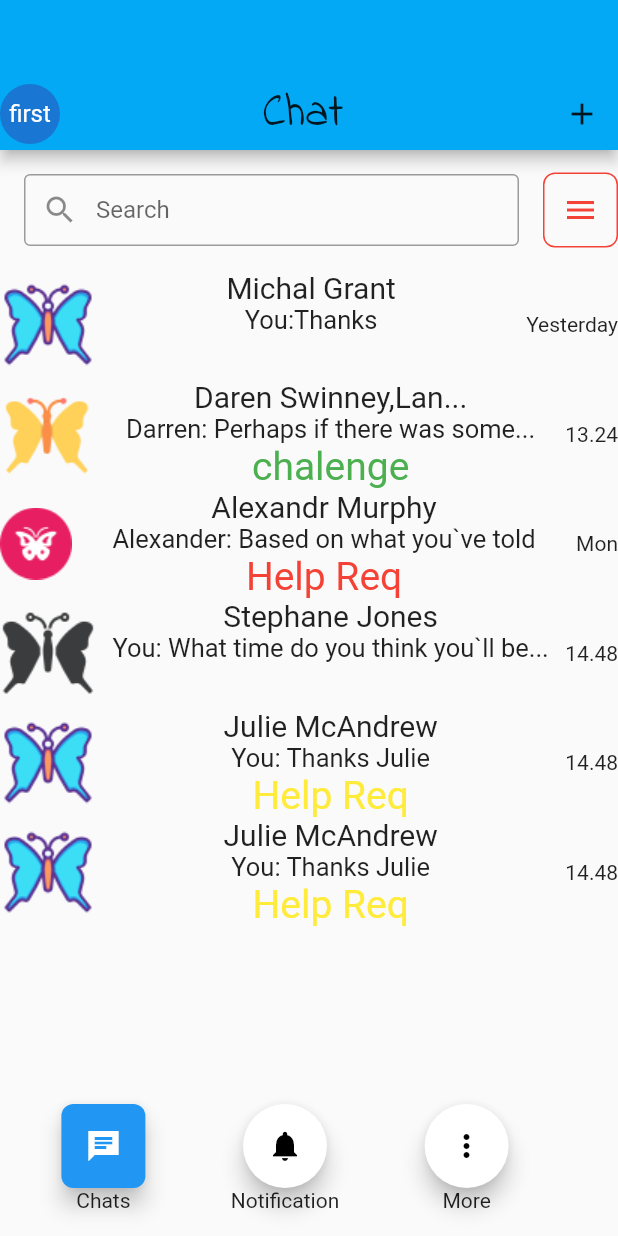
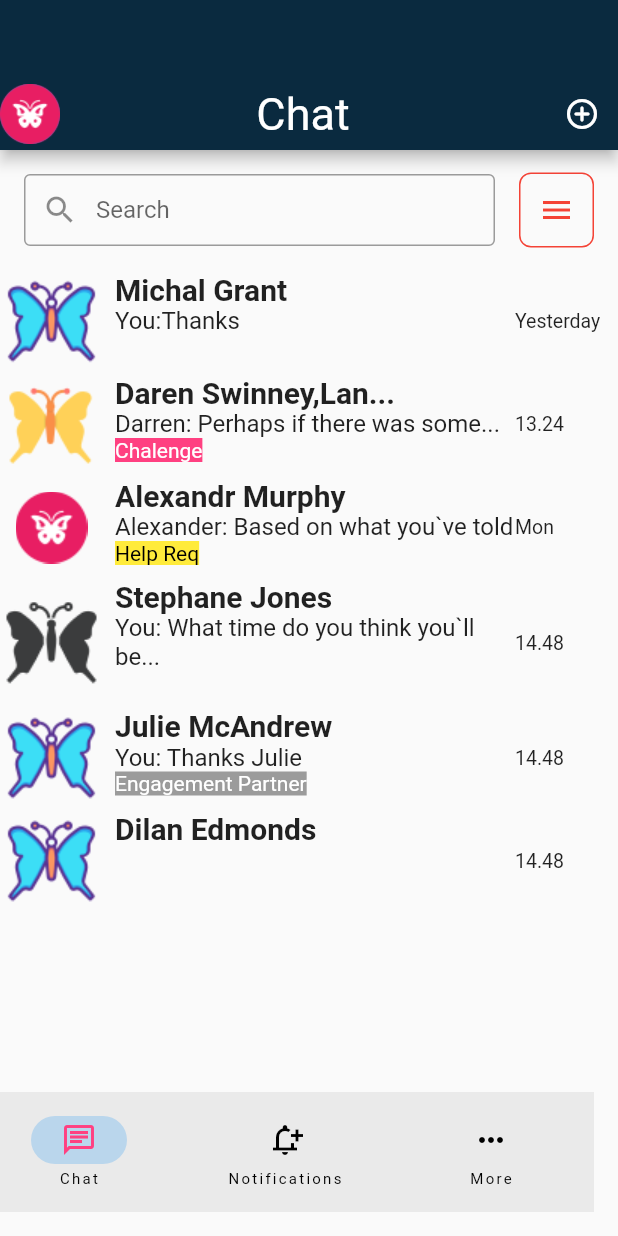
Before and after one commit to LightofDoctor/TestRepository, a Flutter app: the screen it shows after launch, on a phone screen of 412 x 824 dp. Run offline on Flutter 3.47's test engine with Material 2 defaults, Android fonts, the phone set to English and light mode, and no system bars; our stand-ins replace flutter_bloc.

Commit message:
Add Expanded, Container, Row, Colum

```diff
--- a/lib/chat_repository/chat_repo.dart
+++ b/lib/chat_repository/chat_repo.dart
@@ -19,49 +19,69 @@ class ChatRepository {
             'assets/icons/icons8-butterfly-64.png',
           ),
         ),
-        DateTime.now(),DataField(text: 'Yesterday'),
+        DateTime.now(),
+        DataField(text: 'Yesterday'),
         ColorMessage('', Colors.white),
-      ),
-
-
-      ChatModel([UserModel('Daren Swinney,Lan...', 'assets/icons/icons8-butterfly-64 (1).png')],
-        MessageModel('Darren: Perhaps if there was some...',
-            UserModel('Daren Swinney', 'assets/icons/icons8-butterfly-64 (1).png')),
-
-          DateTime.now(),DataField(text: '13.24'),
-
-          ColorMessage( 'chalenge', Colors.green),
-      ),
-      ChatModel([
-          UserModel('Alexandr Murphy', 'assets/icons/icons8-butterfly-48.png')],
-          MessageModel('Alexander: Based on what you`ve told', UserModel('Alexandr Murphy', 'assets/icons/icons8-butterfly-48.png')),
-         DateTime.now(),DataField(text: 'Mon'),
-
-        ColorMessage('Help Req', Colors.red),
-      ),
-      ChatModel([
-          UserModel('Stephane Jones', 'assets/icons/icons8-butterfly-64 (2).png')],
-          MessageModel('You: What time do you think you`ll be...', UserModel('Stephane Jones', 'assets/icons/icons8-butterfly-64 (2).png')),
-              DateTime.now(),DataField(text: '14.48'),
-
-        ColorMessage('', Colors.white),
+        BackGroundColor(Colors.transparent),
       ),
       ChatModel(
-          [UserModel('Julie McAndrew', 'assets/icons/icons8-butterfly-64.png')],
-          MessageModel('You: Thanks Julie', UserModel('Julie McAndrew', 'assets/icons/icons8-butterfly-64.png')),
-              DateTime.now(),DataField(text: '14.48'),
-
-        ColorMessage('Help Req', Colors.yellow),
+        [
+          UserModel('Daren Swinney,Lan...',
+              'assets/icons/icons8-butterfly-64 (1).png')
+        ],
+        MessageModel(
+            'Darren: Perhaps if there was some...',
+            UserModel(
+                'Daren Swinney', 'assets/icons/icons8-butterfly-64 (1).png')),
+        DateTime.now(),
+        DataField(text: '13.24'),
+        ColorMessage('Chalenge', Colors.white),
+        BackGroundColor(Colors.pinkAccent),
+      ),
+      ChatModel(
+        [UserModel('Alexandr Murphy', 'assets/icons/icons8-butterfly-48.png')],
+        MessageModel(
+            'Alexander: Based on what you`ve told',
+            UserModel(
+                'Alexandr Murphy', 'assets/icons/icons8-butterfly-48.png')),
+        DateTime.now(),
+        DataField(text: 'Mon'),
+        ColorMessage('Help Req', Colors.black),
+        BackGroundColor(Colors.yellow),
+      ),
+      ChatModel(
+        [
+          UserModel(
+              'Stephane Jones', 'assets/icons/icons8-butterfly-64 (2).png')
+        ],
+        MessageModel(
+            'You: What time do you think you`ll be...',
+            UserModel(
+                'Stephane Jones', 'assets/icons/icons8-butterfly-64 (2).png')),
+        DateTime.now(),
+        DataField(text: '14.48'),
+        ColorMessage('', Colors.white),
+        BackGroundColor(Colors.transparent),
       ),
       ChatModel(
         [UserModel('Julie McAndrew', 'assets/icons/icons8-butterfly-64.png')],
-        MessageModel('You: Thanks Julie', UserModel('Julie McAndrew', 'assets/icons/icons8-butterfly-64.png')),
-        DateTime.now(),DataField(text: '14.48'),
-
-        ColorMessage('Help Req', Colors.yellow),
+        MessageModel(
+            'You: Thanks Julie',
+            UserModel(
+                'Julie McAndrew', 'assets/icons/icons8-butterfly-64.png')),
+        DateTime.now(),
+        DataField(text: '14.48'),
+        ColorMessage('Engagement Partner', Colors.white),
+        BackGroundColor(Colors.black38),
       ),
-
-
+      ChatModel(
+        [UserModel('Dilan Edmonds', 'assets/icons/icons8-butterfly-64.png')],
+        MessageModel('', UserModel('', '')),
+        DateTime.now(),
+        DataField(text: '14.48'),
+        ColorMessage('', Colors.white),
+        BackGroundColor(Colors.transparent),
+      ),
     ];
   }
-  }
+}
--- a/lib/chat_repository/models.dart
+++ b/lib/chat_repository/models.dart
@@ -1,4 +1,6 @@
 import 'dart:ui';
+
+import 'package:flutter/material.dart';
 
 class ChatModel {
   List<UserModel> members;
@@ -6,8 +8,10 @@ class ChatModel {
   DateTime createdTime;
   ColorMessage? colorMessage;
   DataField? dataField;
+  BackGroundColor? backGroundColor;
 
-  ChatModel(this.members, this.lastMessage, this.createdTime, this.dataField, [this.colorMessage] );
+  ChatModel(this.members, this.lastMessage, this.createdTime, this.dataField, [this.colorMessage,this.backGroundColor] );
+
 }
 
 class UserModel {
@@ -33,3 +37,8 @@ class DataField {
   int? number;
   DataField({this.text,this.number});
 }
+
+class BackGroundColor{
+  Color color;
+  BackGroundColor(this.color);
+}
--- a/lib/presentation/chat_screen.dart
+++ b/lib/presentation/chat_screen.dart
@@ -22,12 +22,17 @@ class _FirstScreenState extends State<FirstScreen> {
 
   @override
   Widget build(BuildContext context) {
+    return BlocBuilder(
+        bloc: firstScreenBloc,
+        builder: (BuildContext context, state) {
+          if (state is LoadedChatState) {
+            final chats = state.getAllChats.elementAt(2);
+
             return Scaffold(
-
                 appBar: PreferredSize(
                     preferredSize: Size.fromHeight(100),
                     child: AppBar(
-            backgroundColor: Colors.lightBlue.shade500,
+                        backgroundColor: Color(0xFF0a2a3f),
                         bottom: PreferredSize(
                           preferredSize: Size.fromHeight(100),
                           child: Row(
@@ -36,7 +41,8 @@ class _FirstScreenState extends State<FirstScreen> {
                               Column(
                                 children: [
                                   CircleAvatar(
-                        child: Text('first'),
+                                    child: Image.asset(
+                                        chats.members[0].avatarPath),
                                   )
                                 ],
                               ),
@@ -44,25 +50,26 @@ class _FirstScreenState extends State<FirstScreen> {
                                 children: [
                                   Text(
                                     'Chat',
-                        style: TextStyle(fontSize: 30, fontFamily: 'IndieFlower'),
+                                    style: TextStyle(
+                                        fontSize: 30, color: Colors.white),
                                   )
                                 ],
                               ),
                               Column(
                                 mainAxisAlignment: MainAxisAlignment.end,
                                 children: [
-                      IconButton(onPressed: () {}, icon: Icon(Icons.add))
+                                  IconButton(
+                                      onPressed: () {},
+                                      icon: Icon(
+                                        Icons.add_circle_outline_rounded,
+                                        color: Colors.white,
+                                      ))
                                 ],
                               ),
                             ],
                           ),
-
-            )
-        ),
-      ),
-      body:
-      Column(
-        children: [
+                        ))),
+                body: Column(children: [
                   Row(
                     children: [
                       Flexible(
@@ -70,7 +77,8 @@ class _FirstScreenState extends State<FirstScreen> {
                           padding: EdgeInsets.all(16.0),
                           child: TextField(
                             decoration: InputDecoration(
-                      border: OutlineInputBorder(borderSide: BorderSide(color: Colors.black)),
+                              border: OutlineInputBorder(
+                                  borderSide: BorderSide(color: Colors.black)),
                               prefixIcon: Icon(Icons.search),
                               contentPadding: EdgeInsets.only(left: 8.0),
                               hintText: 'Search',
@@ -78,7 +86,9 @@ class _FirstScreenState extends State<FirstScreen> {
                           ),
                         ),
                       ),
-              Container(
+                      Padding(
+                        padding: EdgeInsets.only(right: 16),
+                        child: Container(
                           decoration: BoxDecoration(
                             border: Border.all(color: Colors.red),
                             borderRadius: BorderRadius.circular(8.0),
@@ -93,11 +103,11 @@ class _FirstScreenState extends State<FirstScreen> {
                             ),
                           ),
                         ),
+                      )
                     ],
                   ),
 
                   // Rest of the widget tree
-
 
                   Expanded(
                     child: BlocBuilder(
@@ -105,104 +115,78 @@ class _FirstScreenState extends State<FirstScreen> {
                         builder: (BuildContext context, state) {
                           if (state is LoadedChatState) {
                             final chats = state.getAllChats;
-                return
-                  ListView.builder(
+                            return ListView.builder(
                                 itemCount: chats.length,
                                 itemBuilder: (contex, index) {
                                   final chat = chats[index];
-                      return Row(
-                        mainAxisAlignment: MainAxisAlignment.spaceBetween,
+                                  return Row(children: [
+                                    Expanded(
+                                        child: Container(
+                                            child: Image.asset(
+                                      chat.members[0].avatarPath,
+                                    ))),
+                                    Expanded(
+                                      flex: 4,
+                                        child: Container(
+                                            child:  Padding(padding:EdgeInsets.only(left: 8,bottom: 8),child:
+                                            Column(
+                                              crossAxisAlignment: CrossAxisAlignment.start,
                                                  children: [
-                          Column(
-                            children: [Image.asset(chat.members[0].avatarPath)],
-                          ),
-
-                          Column(
-                            children: [
-                              Row(
-
-                                children: [Text(chat.members[0].name,style: TextStyle(fontSize: 20),)],
-                              ),
-                              Row(
-                                children: [Text(chat.lastMessage.lastMessage,
-
-                                  style: TextStyle(fontSize: 17,
+                                        Text(chat.members[0].name,
+                                            style: TextStyle(
+                                                fontSize: 20,
+                                                fontWeight: FontWeight.bold)),
+                                        Text(chat.lastMessage.lastMessage,
+                                            style: TextStyle(
+                                              fontSize: 16,
                                             )),
+                                        Container(
+                                          child: Text(
+                                              chat.colorMessage!.textMessage,
+                                              style: TextStyle(
+                                                  color: chat
+                                                      .colorMessage!.color)),
+                                          color: chat.backGroundColor!.color,
+                                        )
                                       ],
-                              ),
-                              Row(children: [
-                                Text(chat.colorMessage!.textMessage,style: TextStyle(color: chat.colorMessage!.color,
-                                fontSize: 26),),
-                              ],)
-                            ],
-                          ),
-
-                          Column(
-
-                            children: [Text(chat.dataField!.text.toString())],
-                          ),
-
-                        ],
-                      );
+                                    )))),
+                                    Expanded(
+                                        child: Container(
+                                            child: Text(
+                                                chat.dataField!.text.toString(),
+                                                style:
+                                                    TextStyle(fontSize: 13))))
+                                  ]);
                                 });
                           } else {
                             return CircularProgressIndicator();
                           }
-            },
+                        }),
                   ),
-          ),
-        ]
-      ),
-      floatingActionButton: _FloatingAtionButton()
-
-    );
-
-
+                ]),
+                floatingActionButton: _NavigationBar());
+          } else {
+            return CircularProgressIndicator();
+          }
+        });
   }
 }
-Widget _FloatingAtionButton(){
-  return Stack(
-    children:[ Column(
 
-      mainAxisAlignment: MainAxisAlignment.end,
-      children: [
-        Row(
-          mainAxisAlignment: MainAxisAlignment.spaceEvenly,
-          children: [
-            Column(children: [
-              FloatingActionButton(onPressed: (){},
-
-                shape: RoundedRectangleBorder(borderRadius: BorderRadius.circular(8.0),
-                side: BorderSide.none),
-
-                child: Icon(Icons.chat_sharp),),
-              Text('Chats'),
-
-            ],),
-            Column(children: [
-              FloatingActionButton(onPressed:(){},
-                shape: CircleBorder(),
-                backgroundColor: Colors.white,
-                child: Icon(Icons.notifications,
-                color: Colors.black,),),
-              Text('Notification'),
-
-            ],),
-            Column(
-              children: [
-
-                FloatingActionButton(onPressed: (){},
-                  backgroundColor: Colors.white,
-                  child: Icon(Icons.more_vert,
-                  color: Colors.black,),),
-                Text('More'),
+Widget _NavigationBar() {
+  return NavigationBar(
+    destinations: [
+      NavigationDestination(
+        icon: Icon(Icons.chat_outlined, color: Colors.pinkAccent),
+        label: 'Chat',
+      ),
+      NavigationDestination(
+        icon: Icon(Icons.notification_add_outlined),
+        label: 'Notifications',
+      ),
+      NavigationDestination(
+        icon: Icon(Icons.more_horiz_outlined),
+        label: 'More',
+      ),
     ],
-            )
-          ],)
-      ],
-    ),
-
-  ]
-
   );
 }
```
Lines whose indentation alone changed are shown as unchanged.
